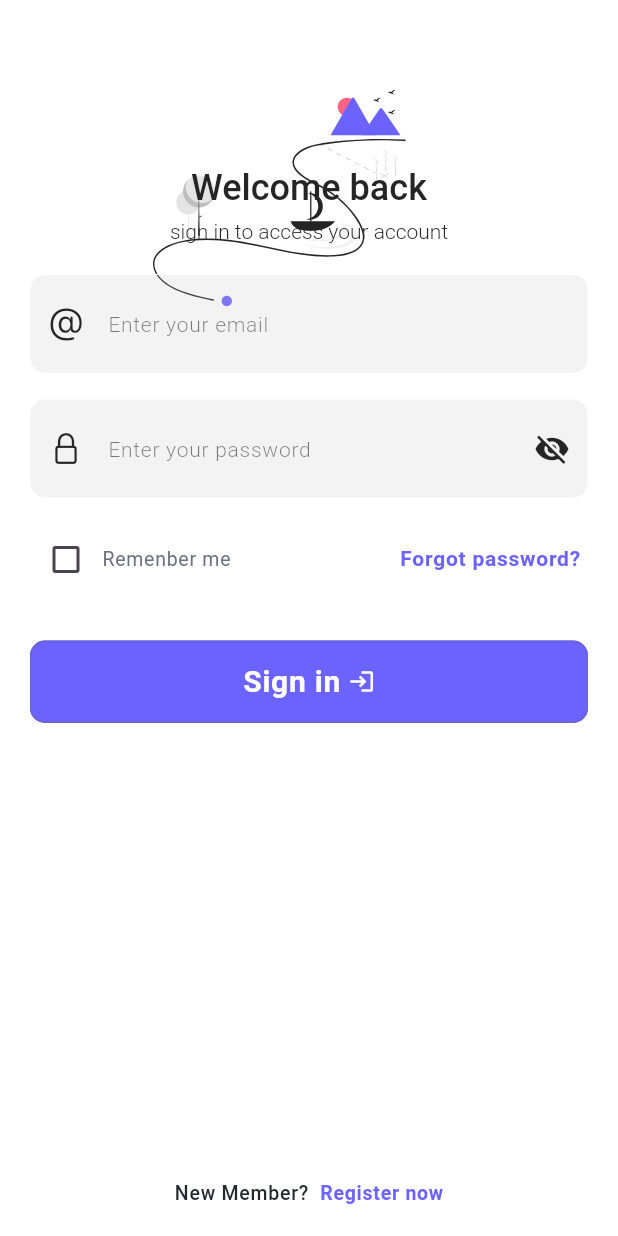
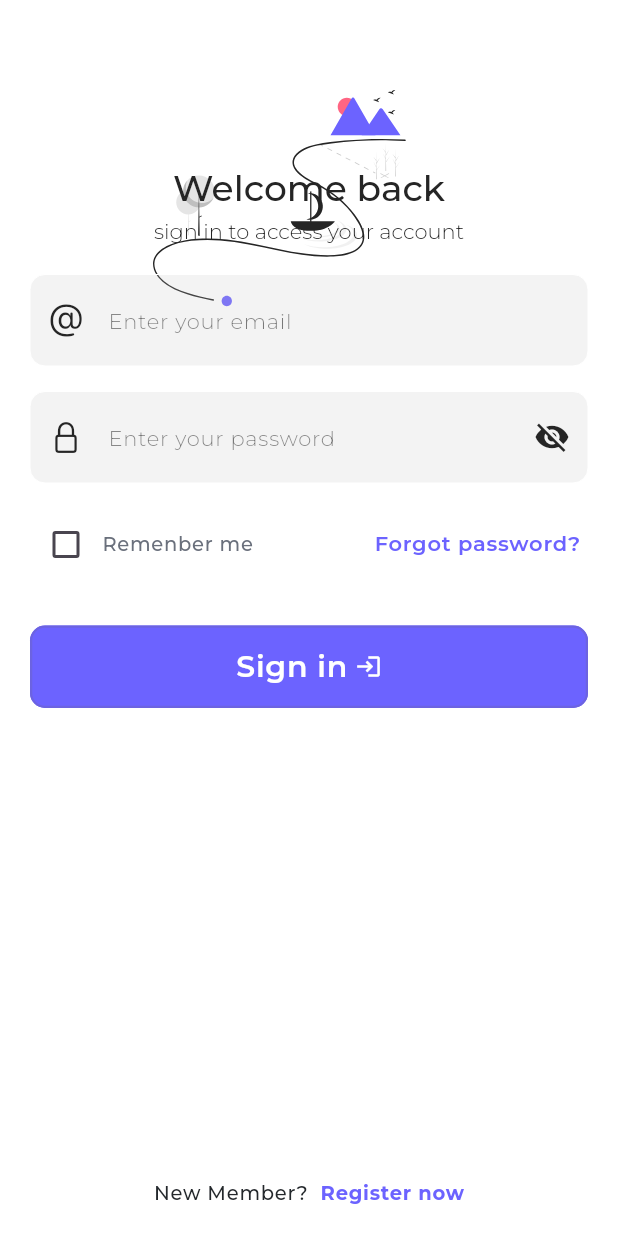
Before and after one commit to alade-01/Login_Register_UI_Design, a Flutter app: the screen it shows after launch, after a tap on the "arrow forward ios" icon, on a phone screen of 412 x 824 dp. Run offline on Flutter 3.47's test engine with Material 3 defaults, Android fonts, the phone set to English and light mode, and no system bars; our stand-ins replace flutter_bloc, flutter_svg; Roboto replaces fonts that are missing (Poppins); project files that could hold a hidden picture were left out.

Commit message:
fix interfaces

```diff
--- a/lib/components/item/onboardingItem.dart
+++ b/lib/components/item/onboardingItem.dart
@@ -14,7 +14,7 @@ class OnboardingItem extends StatelessWidget {
 
   @override
   Widget build(BuildContext context) {
-    Size size = MediaQuery.of(context).size;
+    //Size size = MediaQuery.of(context).size;
     return Column(
       crossAxisAlignment: CrossAxisAlignment.start,
       children: <Widget>[
@@ -25,22 +25,19 @@ class OnboardingItem extends StatelessWidget {
               ),
             )),
         Padding(
-          padding: const EdgeInsets.only(top: 1, bottom: 5),
+          padding: const EdgeInsets.only(bottom: 5),
           child: Text(
             title!,
             style: Theme.of(context).textTheme.titleLarge!.copyWith(
                 color: secondaryColor, fontSize: 36, fontWeight: FontWeight.w700),
           ),
         ),
-        Padding(
-          padding: const EdgeInsets.symmetric(horizontal: 0),
-          child: Text(
-            text!,
-            style: Theme.of(context).textTheme.labelMedium!.copyWith(
-              color: secondaryColor, fontSize: 24, fontWeight: FontWeight.w300
-            ),
-            textAlign: TextAlign.center,
+        Text(
+          text!,
+          style: Theme.of(context).textTheme.labelMedium!.copyWith(
+            color: secondaryColor, fontSize: 24, fontWeight: FontWeight.w300
           ),
+          textAlign: TextAlign.center,
         )
       ],
     );
--- a/lib/components/shared/app_button.dart
+++ b/lib/components/shared/app_button.dart
@@ -34,9 +34,8 @@ class AppButton extends StatelessWidget {
 
     double width = this.width ?? MediaQuery.of(context).size.width * .7;
     return Container(
-      padding: EdgeInsets.symmetric(horizontal: horizontalPadding)
-          .copyWith(bottom: 0),
-      margin: const EdgeInsets.symmetric(horizontal: 0),
+      padding: EdgeInsets.symmetric(horizontal: horizontalPadding),
+      // margin: const EdgeInsets.symmetric(horizontal: 0),
       width: width,
       height: min(width / 1, 55),
       child: loading
--- a/lib/components/shared/background.dart
+++ b/lib/components/shared/background.dart
@@ -20,7 +20,6 @@ class Background extends StatelessWidget {
         width: size.width,
         height: size.height,
         child: Stack(
-          alignment: Alignment.center,
           children: <Widget>[
             Positioned(
               top:60,
--- a/lib/core/constants.dart
+++ b/lib/core/constants.dart
@@ -24,13 +24,15 @@ const Color backgroundColors = Color.fromRGBO(219, 227, 230, 1);
 const MESSAGE_LOADING = "Chargement en cours";
 const MESSAGE_EMPTY = "Aucune donnée";
 
-const PRIMARY_FONT = "Poppins";
+const PRIMARY_FONT = "Montserrat";
 const SECONDARY_FONT = "Lato";
 const USED_FONT = PRIMARY_FONT;
 
 const defaultLetterSpacing = 0.03;
 
-TextStyle textStyleInput = TextStyle(color: secondaryColor, fontSize: 17);
+TextStyle textStyleInput =
+TextStyle(fontSize: 14,fontWeight: FontWeight.w400,
+  color: Colors.black.withOpacity(0.7));
 
 // 0xFF6C63FF #6C63FF
 Map<int, Color> color0 = {
--- a/lib/windows/login_screen.dart
+++ b/lib/windows/login_screen.dart
@@ -62,7 +62,6 @@ class _LoginScreenState extends State<LoginScreen> {
                     child: Column(
                       children: [
                         Container(
-                          margin: const EdgeInsets.only(top: 0),
                           child: TextFormField(
                             controller: _emailController,
                             style: textStyleInput,
--- a/lib/windows/onboarding_screen.dart
+++ b/lib/windows/onboarding_screen.dart
@@ -53,9 +53,7 @@ class _OnboardingScreenState extends State<OnboardingScreen> {
                 ),
               ),
             ),
-            Padding(
-              padding: const EdgeInsets.symmetric(horizontal: 5),
-              child: Column(
+            Column(
               children: <Widget>[
                 const SizedBox(height: defaultPadding * 2),
                 Padding(
@@ -89,7 +87,6 @@ class _OnboardingScreenState extends State<OnboardingScreen> {
                 ),
               ],
             ),
-            ),
           ],
         ),
       ),
```
Also changed, not shown: lib/windows/otp_screen.dart (+5 -13 lines), lib/windows/register_screen.dart (+7 -7 lines). Lines whose indentation alone changed are shown as unchanged.
